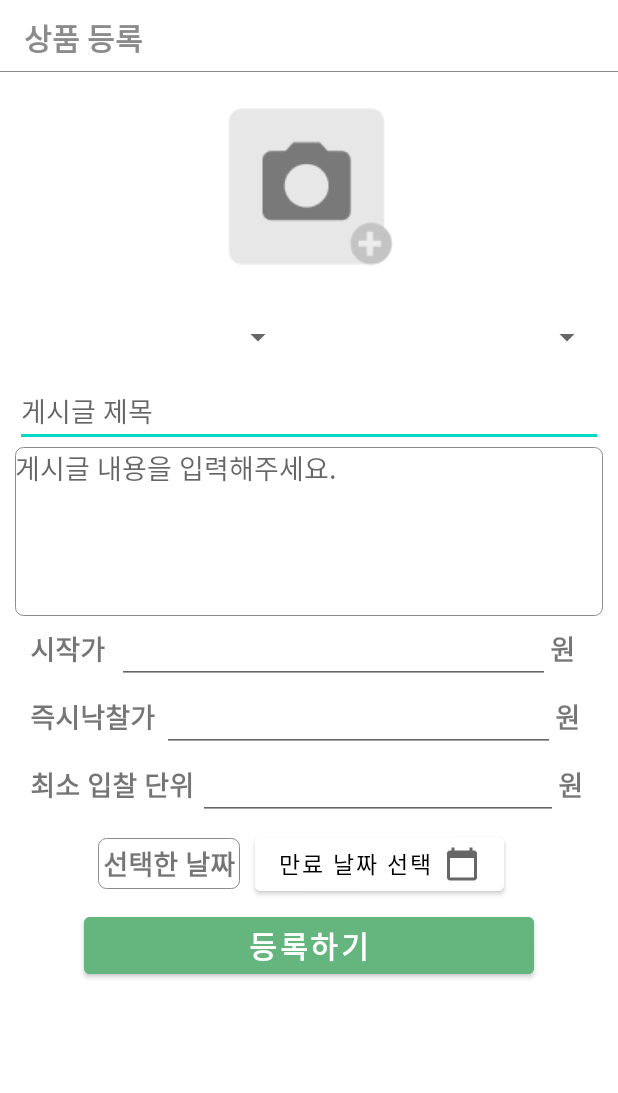
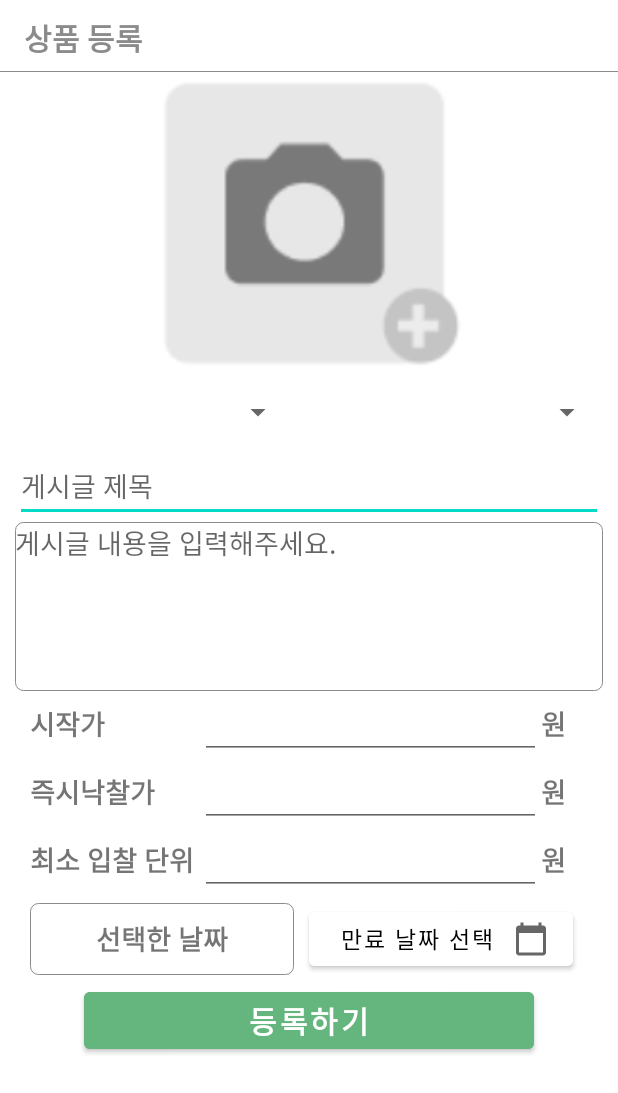
Before and after one commit to kjaehyeon/HiAuction_app, an Android app: the layout itemregister.xml on its own in the app's theme, with its tools: preview values and no code run, on a phone screen of 412 x 824 dp. Shown: the top 1093 px of the screen. Run offline under Robolectric (Android 15) with nearby library versions, the phone set to English and light mode, and no system bars.

Commit message:
item register page update

```diff
--- a/HiAuction/app/src/main/res/layout/itemregister.xml
+++ b/HiAuction/app/src/main/res/layout/itemregister.xml
@@ -28,11 +28,10 @@
         </androidx.constraintlayout.widget.ConstraintLayout>
     </androidx.appcompat.widget.Toolbar>
 
-    <ImageButton
+    <ImageView
         android:id="@+id/imgbtn"
-        android:layout_width="150dp"
-        android:layout_height="150dp"
-        android:layout_marginHorizontal="30dp"
+        android:layout_width="match_parent"
+        android:layout_height="200dp"
         android:backgroundTint="@color/white"
         android:layout_gravity="center"
         android:src="@drawable/cam"/>
@@ -84,9 +83,9 @@
         android:orientation="horizontal"
         android:layout_marginHorizontal="20dp">
         <TextView
-            android:layout_width="wrap_content"
+            android:layout_width="0dp"
             android:layout_height="wrap_content"
-            android:layout_weight="1"
+            android:layout_weight="8"
             android:textSize="18sp"
             android:textStyle="bold"
             android:text="시작가"/>
@@ -96,7 +95,7 @@
             android:layout_height="wrap_content"
             android:ems="10"
             android:inputType="number"
-            android:layout_weight="9" />
+            android:layout_weight="1" />
         <TextView
             android:layout_width="wrap_content"
             android:layout_height="wrap_content"
@@ -111,9 +110,9 @@
         android:orientation="horizontal"
         android:layout_marginHorizontal="20dp">
         <TextView
-            android:layout_width="wrap_content"
+            android:layout_width="0dp"
             android:layout_height="wrap_content"
-            android:layout_weight="1"
+            android:layout_weight="8"
             android:textSize="18sp"
             android:textStyle="bold"
             android:text="즉시낙찰가" />
@@ -123,7 +122,7 @@
             android:layout_height="wrap_content"
             android:ems="10"
             android:inputType="number"
-            android:layout_weight="10"/>
+            android:layout_weight="1"/>
         <TextView
             android:layout_width="wrap_content"
             android:layout_height="wrap_content"
@@ -139,9 +138,9 @@
         android:orientation="horizontal"
         android:layout_marginHorizontal="20dp">
         <TextView
-            android:layout_width="wrap_content"
+            android:layout_width="0dp"
             android:layout_height="wrap_content"
-            android:layout_weight="1"
+            android:layout_weight="8"
             android:textSize="18sp"
             android:textStyle="bold"
             android:text="최소 입찰 단위" />
@@ -151,7 +150,7 @@
             android:layout_height="wrap_content"
             android:ems="10"
             android:inputType="number"
-            android:layout_weight="10"/>
+            android:layout_weight="1"/>
         <TextView
             android:layout_width="wrap_content"
             android:layout_height="wrap_content"
@@ -166,20 +165,22 @@
         android:layout_height="wrap_content"
         android:orientation="horizontal"
         android:gravity="center"
-        android:layout_marginTop="5dp">
+        android:layout_marginTop="5dp"
+        android:layout_marginHorizontal="20dp">
         <TextView
             android:id="@+id/selected_date"
-            android:layout_width="wrap_content"
-            android:layout_height="wrap_content"
+            android:layout_width="0dp"
+            android:layout_height="match_parent"
             android:textSize="18sp"
             android:textStyle="bold"
             android:padding="3dp"
             android:background="@drawable/register_description"
             android:text="선택한 날짜"
+            android:layout_weight="1"
             android:gravity="center"/>
         <Button
             android:id="@+id/datebtn"
-            android:layout_width="wrap_content"
+            android:layout_width="0dp"
             android:layout_height="wrap_content"
             android:textSize="15sp"
             android:text="만료 날짜 선택"
@@ -187,6 +188,7 @@
             android:drawableRight="@drawable/ic_baseline_calendar_today_24"
             android:backgroundTint="@color/white"
             android:layout_gravity="center"
+            android:layout_weight="1"
             android:textColor="@color/black"/>
 
     </LinearLayout>
@@ -195,7 +197,7 @@
         android:id="@+id/submit"
         android:layout_width="300dp"
         android:layout_height="50dp"
-        android:layout_gravity="center"
+        android:layout_gravity="bottom|center"
         android:textSize="20sp"
         android:textStyle="bold"
         android:gravity="bottom|center"
```
